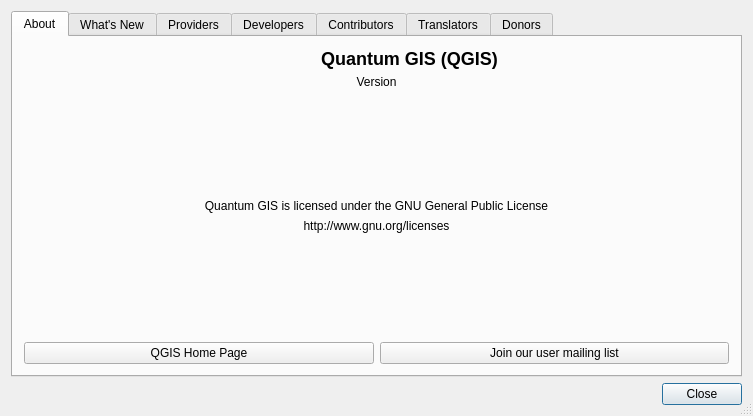
Old version of the form src/ui/qgsabout.ui in the repository qgis/QGIS.
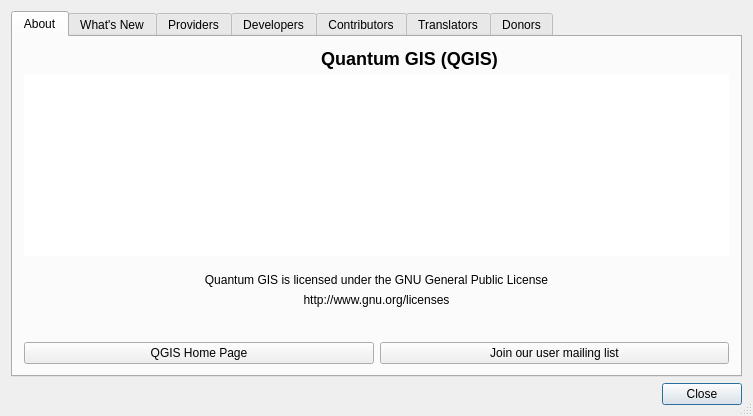
New version of the form. Icons and pictures are not drawn.

```diff
--- a/src/ui/qgsabout.ui
+++ b/src/ui/qgsabout.ui
@@ -67,19 +67,6 @@
          </item>
         </layout>
        </item>
-       <item row="1" column="0">
-        <widget class="QLabel" name="lblVersion">
-         <property name="text">
-          <string>Version</string>
-         </property>
-         <property name="alignment">
-          <set>Qt::AlignCenter</set>
-         </property>
-         <property name="wordWrap">
-          <bool>true</bool>
-         </property>
-        </widget>
-       </item>
        <item row="2" column="0">
         <spacer>
          <property name="orientation">
@@ -153,6 +140,19 @@
          </item>
         </layout>
        </item>
+       <item row="1" column="0">
+        <widget class="QTextEdit" name="txtVersion">
+         <property name="frameShape">
+          <enum>QFrame::NoFrame</enum>
+         </property>
+         <property name="frameShadow">
+          <enum>QFrame::Plain</enum>
+         </property>
+         <property name="readOnly">
+          <bool>true</bool>
+         </property>
+        </widget>
+       </item>
       </layout>
      </widget>
      <widget class="QWidget" name="Widget3">
```
Left out of the diff: 1 changed line with no effect on the pictures.
